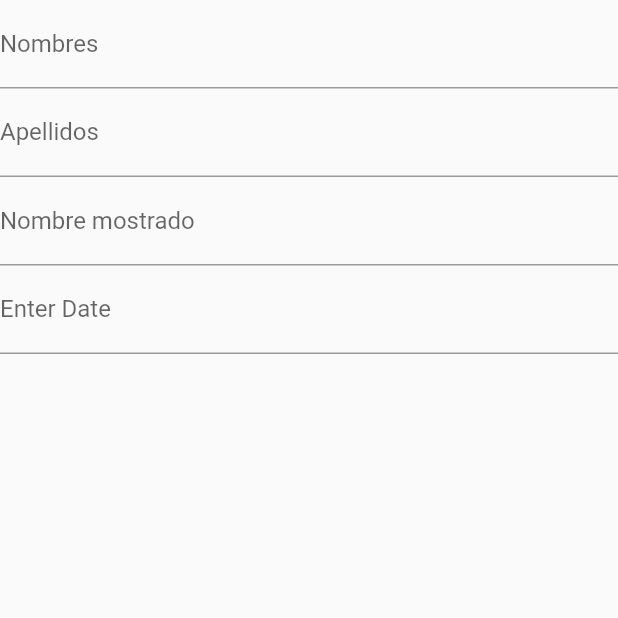
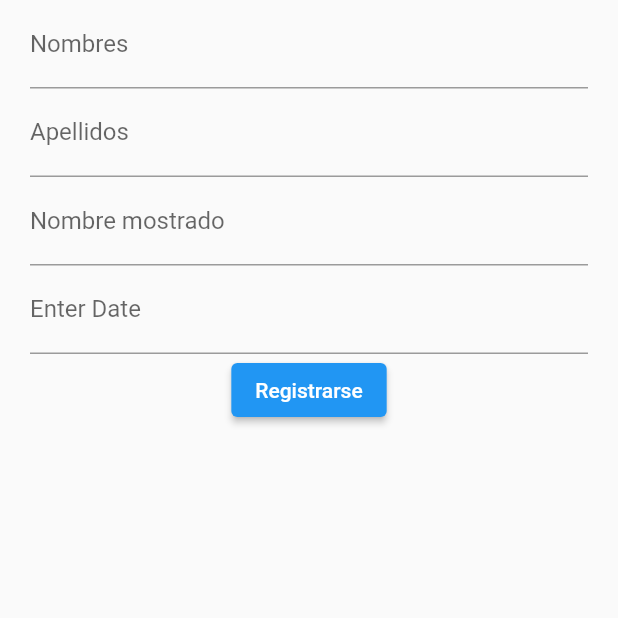
Before and after one commit to GuilleMiranda/trainers_app, a Flutter app: the Register screen opened by its route, on a phone screen of 412 x 824 dp, the top half of it. Run offline on Flutter 3.47's test engine with Material 2 defaults, Android fonts, the phone set to English and light mode, and no system bars; our stand-ins replace location; missing offline and left inert: dart:ffi.

Commit message:
Refactorizar auth. Agregar botón de registrarse

```diff
--- a/lib/screens/register/register.dart
+++ b/lib/screens/register/register.dart
@@ -13,6 +13,8 @@ class Register extends StatelessWidget {
   Widget build(BuildContext context) {
     return Scaffold(
       body: SingleChildScrollView(
+        child: Padding(
+          padding: const EdgeInsets.symmetric(horizontal: 20.0),
           child: Form(
             child: Container(
               child: Column(
@@ -30,8 +32,13 @@ class Register extends StatelessWidget {
                   InputDatePickerFormField(
                     firstDate: DateTime(1900, 1, 1),
                     lastDate: DateTime.now(),
-                )
+                  ),
+                  ElevatedButton(
+                    onPressed: () => true,
+                    child: const Text('Registrarse'),
+                  ),
                 ],
+              ),
             ),
           ),
         ),
```
Also changed, not shown: lib/screens/auth/auth.dart (+29 -21 lines). Lines whose indentation alone changed are shown as unchanged.
